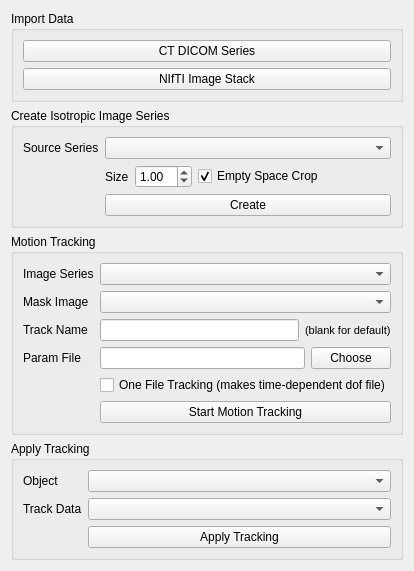
This is src/ui/CTMotionProp.ui in ericspod/Eidolon as Qt 5 draws it before an edit. The edited form follows.
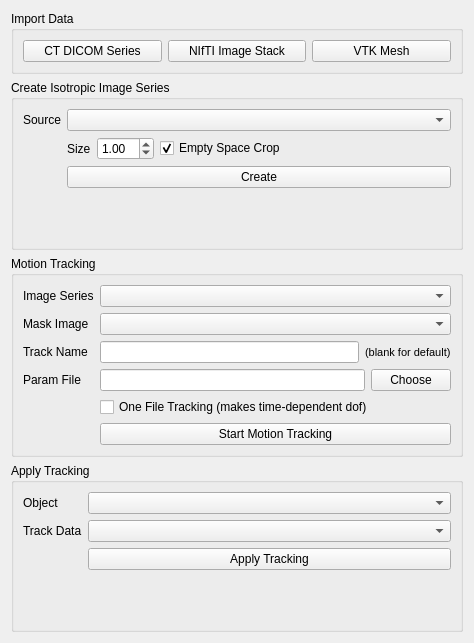
This is the edited form.

```diff
--- a/src/ui/CTMotionProp.ui
+++ b/src/ui/CTMotionProp.ui
@@ -6,8 +6,8 @@
    <rect>
     <x>0</x>
     <y>0</y>
-    <width>366</width>
-    <height>553</height>
+    <width>474</width>
+    <height>643</height>
    </rect>
   </property>
   <property name="windowTitle">
@@ -25,7 +25,7 @@
      <property name="title">
       <string>Import Data</string>
      </property>
-     <layout class="QVBoxLayout" name="verticalLayout_2">
+     <layout class="QHBoxLayout" name="horizontalLayout">
       <item>
        <widget class="QPushButton" name="ctDicomButton">
         <property name="text">
@@ -40,6 +40,13 @@
         </property>
        </widget>
       </item>
+      <item>
+       <widget class="QPushButton" name="vtkButton">
+        <property name="text">
+         <string>VTK Mesh</string>
+        </property>
+       </widget>
+      </item>
      </layout>
     </widget>
    </item>
@@ -55,7 +62,7 @@
       <item row="2" column="0">
        <widget class="QLabel" name="label_27">
         <property name="text">
-         <string>Source Series</string>
+         <string>Source</string>
         </property>
        </widget>
       </item>
@@ -236,7 +243,7 @@
       <item row="4" column="1">
        <widget class="QCheckBox" name="oneFileCheck">
         <property name="text">
-         <string>One File Tracking (makes time-dependent dof file)</string>
+         <string>One File Tracking (makes time-dependent dof)</string>
         </property>
        </widget>
       </item>
```
